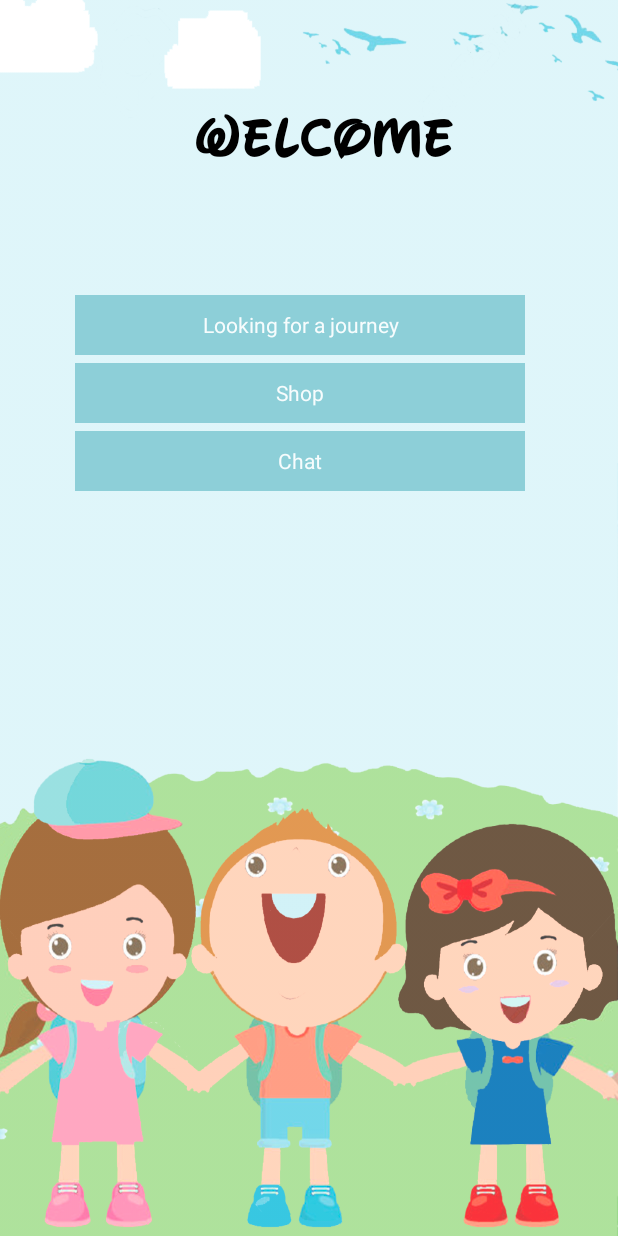
After one commit to MegaCakeEater/Bikification, an Android app: the MenuActivity screen opened directly, with no data from a screen before it, on a phone screen of 412 x 824 dp. The commit adds this screen. Run offline under Robolectric (Android 15) with nearby library versions, the phone set to English and light mode, and no system bars; our stand-ins replace Firebase (no records; nobody signed in at launch, a user with empty details on screens opened directly).

Commit message:
Add menu views

```diff
--- a/app/src/main/AndroidManifest.xml
+++ b/app/src/main/AndroidManifest.xml
@@ -17,7 +17,6 @@
         <activity android:name=".MainActivity">
             <intent-filter>
                 <action android:name="android.intent.action.MAIN"/>
-
                 <category android:name="android.intent.category.LAUNCHER"/>
             </intent-filter>
         </activity>
@@ -28,6 +27,9 @@
         <activity android:name=".SearchLocationActivity"> </activity>
         <activity android:name=".MapsActivity"> </activity>
         <activity android:name=".SignupActivity"></activity>
+        <activity android:name=".MenuActivity"></activity>
+        <activity android:name=".ChatActivity"></activity>
+        <activity android:name=".ShopActivity"></activity>
     </application>
 
 </manifest>
--- a/app/src/main/java/mmmi/sdu/dk/gamification/MainActivity.java
+++ b/app/src/main/java/mmmi/sdu/dk/gamification/MainActivity.java
@@ -48,7 +48,7 @@ public class MainActivity extends Activity {
       }
 
       private void forgetPwd() {
-
+            //Firebase
       }
 
 
--- /dev/null
+++ b/app/src/main/java/mmmi/sdu/dk/gamification/MenuActivity.java
@@ -0,0 +1,70 @@
+package mmmi.sdu.dk.gamification;
+
+import android.app.Activity;
+import android.content.Intent;
+import android.graphics.Typeface;
+import android.os.Bundle;
+import android.view.View;
+import android.widget.TextView;
+
+import com.google.firebase.auth.FirebaseAuth;
+import com.google.firebase.auth.FirebaseUser;
+
+public class MenuActivity extends Activity {
+
+    private FirebaseAuth firebaseAuth;
+
+    @Override
+    protected void onCreate(Bundle savedInstanceState) {
+        super.onCreate(savedInstanceState);
+        setContentView(R.layout.activity_menu);
+
+        firebaseAuth = FirebaseAuth.getInstance();
+        FirebaseUser user = firebaseAuth.getCurrentUser();
+        Typeface disney = Typeface.createFromAsset(getAssets(),"fonts/waltographUI.ttf");
+
+        TextView nameWelcome = (TextView) findViewById(R.id.welcomeName);
+        nameWelcome.setText(user.getEmail());
+        nameWelcome.setTypeface(disney);
+
+        TextView tx = (TextView)findViewById(R.id.welcomeTxt);
+        tx.setTypeface(disney);
+
+        //Redirection
+        findViewById(R.id.searchButton).setOnClickListener(new View.OnClickListener() {
+            @Override
+            public void onClick(View v) {
+                search();
+            }
+        });
+
+        findViewById(R.id.shopButton).setOnClickListener(new View.OnClickListener() {
+            @Override
+            public void onClick(View v) {
+                shop();
+            }
+        });
+
+        findViewById(R.id.chatButton).setOnClickListener(new View.OnClickListener() {
+            @Override
+            public void onClick(View v) {
+                chat();
+            }
+        });
+    }
+
+    private void search() {
+        Intent i = new Intent(this, SearchLocationActivity.class);
+        startActivity(i);
+    }
+
+    private void shop() {
+        Intent i = new Intent(this, ChatActivity.class);
+        startActivity(i);
+    }
+
+    private void chat() {
+        Intent i = new Intent(this, ShopActivity.class);
+        startActivity(i);
+    }
+}
--- /dev/null
+++ b/app/src/main/res/layout/activity_menu.xml
@@ -0,0 +1,73 @@
+<?xml version="1.0" encoding="utf-8"?>
+<LinearLayout xmlns:android="http://schemas.android.com/apk/res/android"
+    xmlns:tools="http://schemas.android.com/tools"
+    android:orientation="vertical"
+    android:layout_width="match_parent"
+    android:layout_height="match_parent"
+    android:background="@drawable/background_menu"
+    tools:context="mmmi.sdu.dk.gamification.MenuActivity">
+
+    <TextView
+        android:id="@+id/welcomeTxt"
+        android:layout_width="match_parent"
+        android:layout_height="wrap_content"
+        android:layout_marginLeft="20dp"
+        android:layout_marginTop="70dp"
+        android:text="Welcome"
+        android:textColor="#000000"
+        android:textSize="35dp"
+        android:textAlignment="center"
+        android:textStyle="bold" />
+
+    <TextView
+        android:id="@+id/welcomeName"
+        android:layout_width="match_parent"
+        android:layout_height="wrap_content"
+        android:layout_marginLeft="20dp"
+        android:layout_marginTop="5dp"
+        android:text=""
+        android:textColor="#000000"
+        android:textSize="30dp"
+        android:textAlignment="center"
+        android:textStyle="bold" />
+
+    <Button
+        android:id="@+id/searchButton"
+        android:layout_width="300dp"
+        android:layout_height="40dp"
+        android:layout_marginLeft="50dp"
+        android:layout_marginTop="40dp"
+        android:alpha="0.75"
+        android:background="#72c3cd"
+        android:textColor="#ffffff"
+        android:clickable="true"
+        android:text="Looking for a journey"
+        android:textAllCaps="false" />
+
+    <Button
+        android:id="@+id/shopButton"
+        android:layout_width="300dp"
+        android:layout_height="40dp"
+        android:layout_marginLeft="50dp"
+        android:layout_marginTop="5dp"
+        android:alpha="0.75"
+        android:background="#72c3cd"
+        android:textColor="#ffffff"
+        android:clickable="true"
+        android:text="Shop"
+        android:textAllCaps="false" />
+
+    <Button
+        android:id="@+id/chatButton"
+        android:layout_width="300dp"
+        android:layout_height="40dp"
+        android:layout_marginLeft="50dp"
+        android:layout_marginTop="5dp"
+        android:alpha="0.75"
+        android:background="#72c3cd"
+        android:textColor="#ffffff"
+        android:clickable="true"
+        android:text="Chat"
+        android:textAllCaps="false" />
+
+</LinearLayout>
```
Also changed, not shown: app/src/main/java/mmmi/sdu/dk/gamification/ChatActivity.java (added, +13 -0 lines), app/src/main/java/mmmi/sdu/dk/gamification/ShopActivity.java (added, +12 -0 lines), app/src/main/java/mmmi/sdu/dk/gamification/SignupActivity.java (+7 -2 lines), app/src/main/res/layout/activity_chat.xml (added, +11 -0 lines), app/src/main/res/layout/activity_shop.xml (added, +10 -0 lines), app/src/main/assets/fonts/waltographUI.ttf (added), app/src/main/res/drawable/background_menu.png (added).
